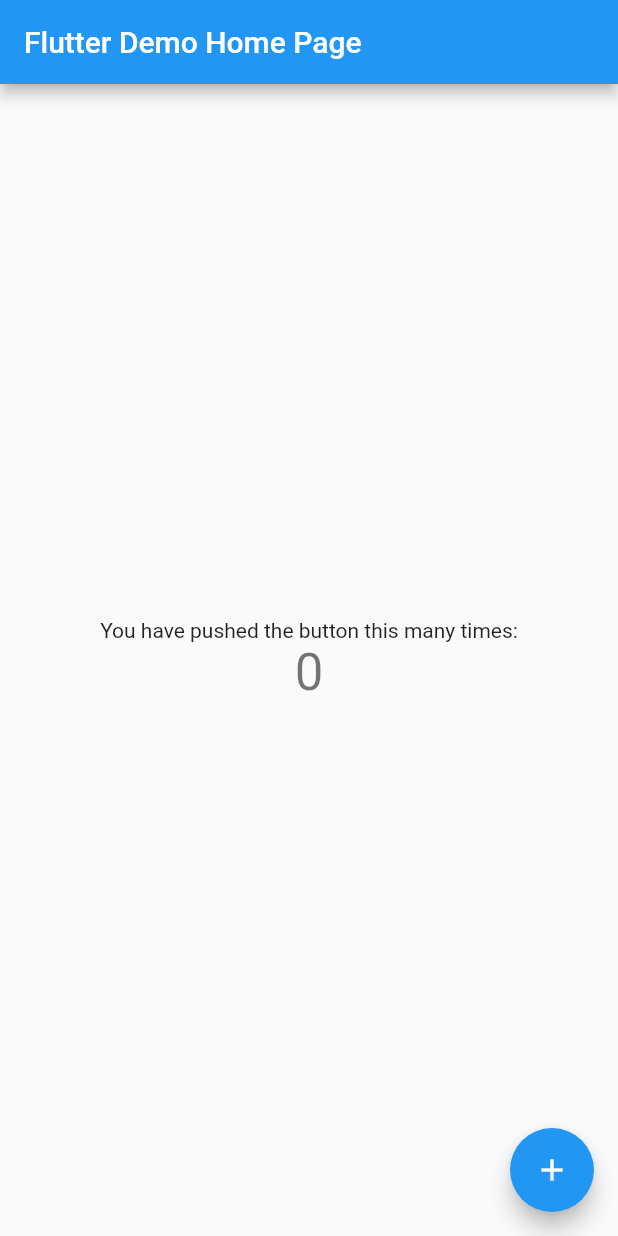
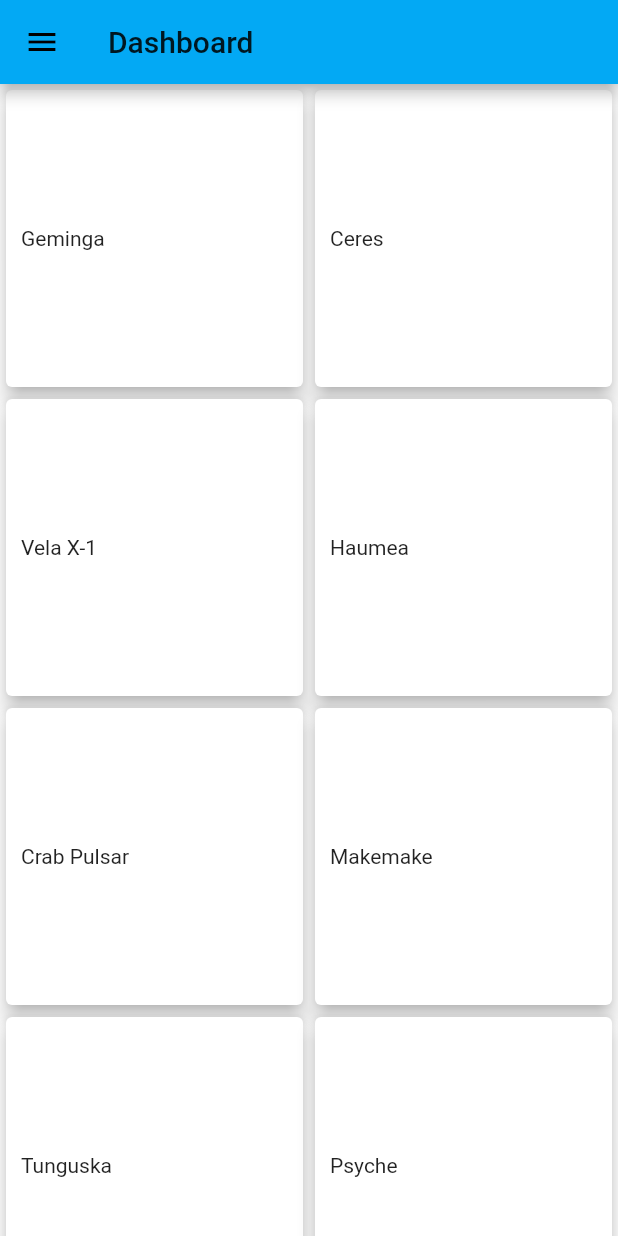
Before and after one commit to sendy452/Flutter_E-Finance, a Flutter app: the screen it shows after launch, on a phone screen of 412 x 824 dp. Run offline on Flutter 3.47's test engine with Material 2 defaults, Android fonts, the phone set to English and light mode, and no system bars.

Commit message:
Navigation Drawer

```diff
--- a/lib/main.dart
+++ b/lib/main.dart
@@ -1,113 +1,20 @@
+import 'package:efinance/pages/Home.dart';
 import 'package:flutter/material.dart';
 
-void main() {
-  runApp(MyApp());
-}
-
+//Lastly we come to our main app
 class MyApp extends StatelessWidget {
-  // This widget is the root of your application.
+  // This is the root of our application.
   @override
   Widget build(BuildContext context) {
-    return MaterialApp(
-      title: 'Flutter Demo',
-      theme: ThemeData(
-        // This is the theme of your application.
-        //
-        // Try running your application with "flutter run". You'll see the
-        // application has a blue toolbar. Then, without quitting the app, try
-        // changing the primarySwatch below to Colors.green and then invoke
-        // "hot reload" (press "r" in the console where you ran "flutter run",
-        // or simply save your changes to "hot reload" in a Flutter IDE).
-        // Notice that the counter didn't reset back to zero; the application
-        // is not restarted.
-        primarySwatch: Colors.blue,
+    return new MaterialApp(
+      title: 'E-Finance',
+      theme: new ThemeData(
+        primarySwatch: Colors.lightBlue,
       ),
-      home: MyHomePage(title: 'Flutter Demo Home Page'),
+      home: new HomePage(),
     );
   }
 }
 
-class MyHomePage extends StatefulWidget {
-  MyHomePage({Key? key, required this.title}) : super(key: key);
-
-  // This widget is the home page of your application. It is stateful, meaning
-  // that it has a State object (defined below) that contains fields that affect
-  // how it looks.
-
-  // This class is the configuration for the state. It holds the values (in this
-  // case the title) provided by the parent (in this case the App widget) and
-  // used by the build method of the State. Fields in a Widget subclass are
-  // always marked "final".
-
-  final String title;
-
-  @override
-  _MyHomePageState createState() => _MyHomePageState();
-}
-
-class _MyHomePageState extends State<MyHomePage> {
-  int _counter = 0;
-
-  void _incrementCounter() {
-    setState(() {
-      // This call to setState tells the Flutter framework that something has
-      // changed in this State, which causes it to rerun the build method below
-      // so that the display can reflect the updated values. If we changed
-      // _counter without calling setState(), then the build method would not be
-      // called again, and so nothing would appear to happen.
-      _counter++;
-    });
-  }
-
-  @override
-  Widget build(BuildContext context) {
-    // This method is rerun every time setState is called, for instance as done
-    // by the _incrementCounter method above.
-    //
-    // The Flutter framework has been optimized to make rerunning build methods
-    // fast, so that you can just rebuild anything that needs updating rather
-    // than having to individually change instances of widgets.
-    return Scaffold(
-      appBar: AppBar(
-        // Here we take the value from the MyHomePage object that was created by
-        // the App.build method, and use it to set our appbar title.
-        title: Text(widget.title),
-      ),
-      body: Center(
-        // Center is a layout widget. It takes a single child and positions it
-        // in the middle of the parent.
-        child: Column(
-          // Column is also a layout widget. It takes a list of children and
-          // arranges them vertically. By default, it sizes itself to fit its
-          // children horizontally, and tries to be as tall as its parent.
-          //
-          // Invoke "debug painting" (press "p" in the console, choose the
-          // "Toggle Debug Paint" action from the Flutter Inspector in Android
-          // Studio, or the "Toggle Debug Paint" command in Visual Studio Code)
-          // to see the wireframe for each widget.
-          //
-          // Column has various properties to control how it sizes itself and
-          // how it positions its children. Here we use mainAxisAlignment to
-          // center the children vertically; the main axis here is the vertical
-          // axis because Columns are vertical (the cross axis would be
-          // horizontal).
-          mainAxisAlignment: MainAxisAlignment.center,
-          children: <Widget>[
-            Text(
-              'You have pushed the button this many times:',
-            ),
-            Text(
-              '$_counter',
-              style: Theme.of(context).textTheme.headline4,
-            ),
-          ],
-        ),
-      ),
-      floatingActionButton: FloatingActionButton(
-        onPressed: _incrementCounter,
-        tooltip: 'Increment',
-        child: Icon(Icons.add),
-      ), // This trailing comma makes auto-formatting nicer for build methods.
-    );
-  }
-}
+//Then we run our app
+void main() => runApp(new MyApp());
--- /dev/null
+++ b/lib/pages/Fragments.dart
@@ -0,0 +1,146 @@
+import 'package:flutter/material.dart';
+
+//Let's create a reusable method that can render GridView as long as it passed a
+//a BuildContext as well as list of strings
+Widget createGridView(BuildContext context, List<String> cosmicBodies) {
+  //I will shuffle my data
+  cosmicBodies.shuffle();
+
+  // Then build my GridView and return it
+  return new GridView.builder(
+      itemCount: cosmicBodies.length,
+      gridDelegate:
+          new SliverGridDelegateWithFixedCrossAxisCount(crossAxisCount: 2),
+      itemBuilder: (BuildContext context, int index) {
+        return new GestureDetector(
+          child: new Card(
+            elevation: 5.0,
+            child: new Container(
+              alignment: Alignment.centerLeft,
+              margin: new EdgeInsets.only(top: 10.0, bottom: 10.0, left: 10.0),
+              child: new Text(cosmicBodies[index]),
+            ),
+          ),
+        );
+      });
+}
+
+//Create Meteors Fragment. This will contains a gridview with our meteors
+class Meteors extends StatelessWidget {
+  @override
+  Widget build(BuildContext context) {
+    var meteors = [
+      "Tunguska",
+      "Crab Pulsar",
+      "Geminga",
+      "Calvera",
+      "Vela X-1",
+      "Gaspra",
+      "Psyche",
+      "Pallas",
+      "Ceres",
+      "Pioneer",
+      "Haumea",
+      "Makemake",
+      "Eris"
+    ];
+
+    return createGridView(context, meteors);
+  }
+}
+
+//Create Moons Fragment. This will contains a gridview with our moons
+class Moons extends StatelessWidget {
+  @override
+  Widget build(BuildContext context) {
+    var moons = [
+      "Phobos",
+      "Deimos",
+      "Moon",
+      "Triton",
+      "Proteus",
+      "Oberon",
+      "Umbriel",
+      "Ariel",
+      "Titan",
+      "Rhea",
+      "Lapetus",
+      "Dione",
+      "Enceladus",
+      "Mimas",
+      "Ganymede",
+      "Callisto",
+      "IO",
+      "Europa"
+    ];
+
+    return createGridView(context, moons);
+  }
+}
+
+//Create Stars Fragment. This will contains a gridview with our stars
+class Stars extends StatelessWidget {
+  @override
+  Widget build(BuildContext context) {
+    var stars = [
+      "UY Scuti",
+      "VY Cani Majoris",
+      "VV Cephei",
+      "KY Cygni",
+      "Aldebaran",
+      "Canopus",
+      "Sirius",
+      "Vega",
+      "Alpha Pegasi",
+      "Bellatrix",
+      "Pollux",
+      "Betelgeuse",
+      "Naos",
+      "Arcturus",
+      "Polaris",
+      "Rigel",
+      "Deneb",
+      "Wezen",
+      "Antares",
+      "Eya Caninae"
+    ];
+
+    return createGridView(context, stars);
+  }
+}
+
+//Create Galaxies Fragment. This will contains a gridview with our galaxies
+class Galaxies extends StatelessWidget {
+  @override
+  Widget build(BuildContext context) {
+    var galaxies = [
+      "87",
+      "Andromeda",
+      "Sombrero",
+      "Whirlpool",
+      "Pinwheel",
+      "Milky Way",
+      "Cartwheel",
+      "Black Eye Galaxy",
+      "Star Bust",
+      "Centaurus",
+      "Triangulum",
+      "Sunflower",
+      "Caldwell",
+      "Tadpole",
+      "Hoag's Object",
+      "Mallin 1",
+      "NGC 262",
+      "IC 1101"
+    ];
+
+    return createGridView(context, galaxies);
+  }
+}
+
+class Settings extends StatelessWidget {
+  @override
+  Widget build(BuildContext context) {
+    throw UnimplementedError();
+  }
+}
--- /dev/null
+++ b/lib/pages/Home.dart
@@ -0,0 +1,102 @@
+import 'package:efinance/pages/Fragments.dart' as Fragments;
+import 'package:flutter/material.dart';
+
+//Let's define a DrawerItem data object
+class DrawerItem {
+  String title;
+  IconData icon;
+
+  DrawerItem(this.title, this.icon);
+}
+
+// Our Homepage
+class HomePage extends StatefulWidget {
+  //Let's define our drawer items, strings and images
+  final drawerItems = [
+    new DrawerItem("Dashboard", Icons.home),
+    new DrawerItem("Pemasukan", Icons.arrow_forward),
+    new DrawerItem("Pengeluaran", Icons.arrow_back),
+    new DrawerItem("Laporan", Icons.article),
+    new DrawerItem("Pengaturan", Icons.settings)
+  ];
+
+  //Let's Create and Return state for this 'StatefulWidget'
+  @override
+  State<StatefulWidget> createState() {
+    return new HomePageState();
+  }
+}
+
+// Let's define state for our homepage. A state is just information for a widget.
+class HomePageState extends State<HomePage> {
+  int _selectedDrawerIndex = 0;
+
+  //Let's use a switch statement to return the Fragment for a selected item
+  _getDrawerFragment(int pos) {
+    switch (pos) {
+      case 0:
+        return new Fragments.Meteors();
+      case 1:
+        return new Fragments.Moons();
+      case 2:
+        return new Fragments.Stars();
+      case 3:
+        return new Fragments.Galaxies();
+      case 4:
+        return new Fragments.Settings();
+
+      default:
+        return new Text("Error");
+    }
+  }
+
+  //Let's update the selectedDrawerItemIndex the close the drawer
+  _onSelectItem(int index) {
+    setState(() => _selectedDrawerIndex = index);
+    //we close the drawer
+    Navigator.of(context).pop();
+  }
+
+  @override
+  Widget build(BuildContext context) {
+    List<Widget> drawerOptions = [];
+    //Let's create drawer list items. Each will have an icon and text
+    for (var i = 0; i < widget.drawerItems.length; i++) {
+      var d = widget.drawerItems[i];
+      drawerOptions.add(new ListTile(
+        leading: new Icon(d.icon),
+        title: new Text(d.title),
+        selected: i == _selectedDrawerIndex,
+        onTap: () => _onSelectItem(i),
+      ));
+    }
+    //Let's scaffold our homepage
+    return new Scaffold(
+      appBar: new AppBar(
+        // We will dynamically display title of selected page
+        title: new Text(widget.drawerItems[_selectedDrawerIndex].title),
+      ),
+      // Let's register our Drawer to the Scaffold
+      drawer: new Drawer(
+        child: new Column(
+          children: <Widget>[
+            //Lets Create a material design drawer header with account name, email,avatar
+            new UserAccountsDrawerHeader(
+              accountName: new Text("Oclemy"),
+              accountEmail: new Text("oclemmi@gmail.com"),
+              currentAccountPicture: new CircleAvatar(
+                backgroundImage: new AssetImage("assets/profile.jpg"),
+              ),
+              decoration: new BoxDecoration(
+                  image: new DecorationImage(
+                      image: new AssetImage("assets/bg.png"),
+                      fit: BoxFit.cover)),
+            ),
+            new Column(children: drawerOptions)
+          ],
+        ),
+      ),
+      body: _getDrawerFragment(_selectedDrawerIndex),
+    );
+  }
+}
--- a/pubspec.yaml
+++ b/pubspec.yaml
@@ -1,5 +1,5 @@
 name: efinance
-description: A new Flutter application.
+description: A new E-Finance application with Flutter.
 
 # The following line prevents the package from being accidentally published to
 # pub.dev using `pub publish`. This is preferred for private packages.
@@ -48,6 +48,8 @@ flutter:
   # assets:
   #   - images/a_dot_burr.jpeg
   #   - images/a_dot_ham.jpeg
+  assets:
+    - assets/bg.png
 
   # An image asset can refer to one or more resolution-specific "variants", see
   # https://flutter.dev/assets-and-images/#resolution-aware.
```
Also changed, not shown: assets/bg.png (added).
